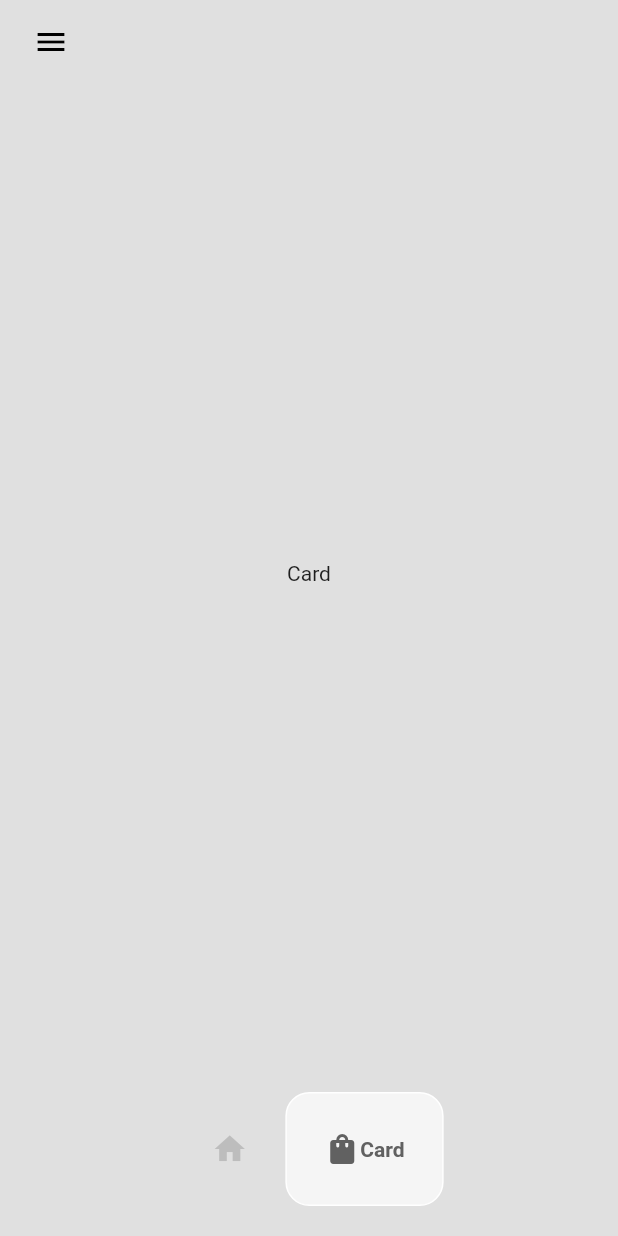
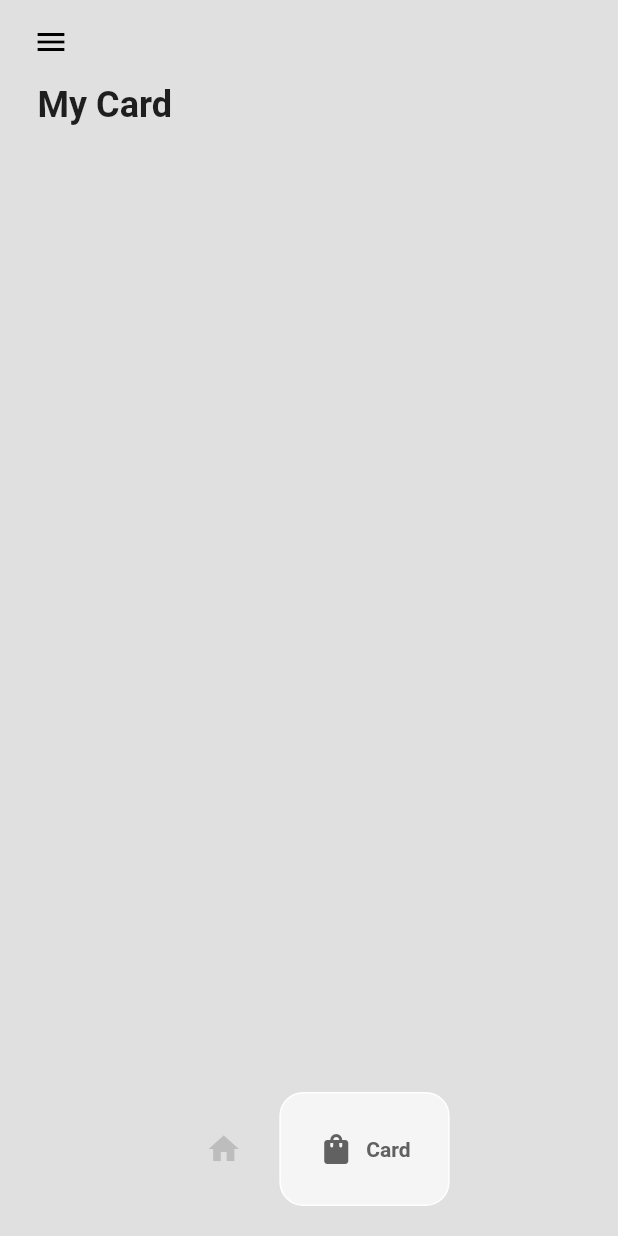
Before and after one commit to GunseliUnsal/Sneaker-Shop-App, a Flutter app: the HomePage screen opened directly, item 2 of the bottom bar chosen, on a phone screen of 412 x 824 dp. Run offline on Flutter 3.47's test engine with Material 2 defaults, Android fonts, the light colour scheme and no system bars; drawn by our look-alikes of google_nav_bar.

Commit message:
added card page

```diff
--- a/lib/components/bottom_nav_bar.dart
+++ b/lib/components/bottom_nav_bar.dart
@@ -2,7 +2,6 @@ import 'package:flutter/material.dart';
 import 'package:google_nav_bar/google_nav_bar.dart';
 
 class MyBottomNavBar extends StatelessWidget {
-
   void Function(int)? onTabChange;
 
   MyBottomNavBar({super.key, required this.onTabChange});
@@ -18,6 +17,7 @@ class MyBottomNavBar extends StatelessWidget {
           tabBackgroundColor: Colors.grey.shade100,
           mainAxisAlignment: MainAxisAlignment.center,
           tabBorderRadius: 16,
+          gap: 8,
           onTabChange: (value) => onTabChange!(value),
           tabs: const [
             GButton(
--- /dev/null
+++ b/lib/models/cart.dart
@@ -0,0 +1,56 @@
+import 'package:flutter/material.dart';
+import 'package:sneaker_shop_app/models/shoe.dart';
+
+class Cart extends ChangeNotifier {
+  //* list of shoes for sale
+  List<Shoe> shoeShop = [
+    Shoe(
+        name: "Air Jordans",
+        price: "220",
+        description:
+            "You\'ve got the hops and the speed-lace up in shoes that enhance what you bring to the court",
+        imagePath: "assets/images/jordan.png"),
+    Shoe(
+        name: "KD Treys",
+        price: "240",
+        description:
+            "A secure midfoot strap is suited for scoring binges and defensive stands, so that you can lock in and keep winning.",
+        imagePath: "assets/images/kdtrey.png"),
+    Shoe(
+        name: "Zoom FREAK",
+        price: "236",
+        description:
+            "The forward-thinking design of his latest signature shoe.",
+        imagePath: "assets/images/zoomfreak.png"),
+    Shoe(
+        name: "Zion 2",
+        price: "120",
+        description:
+            "Channel new levels of speed and power in shoes designed for Zion and built for ballers at any level.",
+        imagePath: "assets/images/zion2.png"),
+  ];
+
+  //* list of items in user card
+  List<Shoe> userCart = [];
+  //* get list of shoes for sale
+  List<Shoe> getShoeList() {
+    return shoeShop;
+  }
+
+  //* get card
+  List<Shoe> getUserCart() {
+    return userCart;
+  }
+
+  //* add items to card
+  void addItemToCart(Shoe shoe) {
+    userCart.add(shoe);
+    notifyListeners();
+  }
+
+  //* remove item from card
+  void removeItemFromCart(Shoe shoe) {
+    userCart.remove(shoe);
+    notifyListeners();
+  }
+}
--- a/lib/pages/card_page.dart
+++ b/lib/pages/card_page.dart
@@ -1,4 +1,9 @@
 import 'package:flutter/material.dart';
+import 'package:provider/provider.dart';
+
+import '../components/cart_item.dart';
+import '../models/cart.dart';
+import '../models/shoe.dart';
 
 class CardPage extends StatefulWidget {
   const CardPage({super.key});
@@ -10,9 +15,34 @@ class CardPage extends StatefulWidget {
 class _CardPageState extends State<CardPage> {
   @override
   Widget build(BuildContext context) {
-    return Center(
-      child: Text("Card"),
+    return Consumer<Cart>(
+      builder: ((context, value, child) => Padding(
+        padding: const EdgeInsets.symmetric(horizontal: 25.0),
+        child: Column(
+          crossAxisAlignment: CrossAxisAlignment.start,
+              children: [
+                const Text(
+                  "My Card",
+                  style: TextStyle(
+                    fontWeight: FontWeight.bold,
+                    fontSize: 24,
+                  ),
+                ),
+                const SizedBox(height: 10),
+
+                Expanded(
+                  child: ListView.builder(
+                    itemCount: value.getUserCart().length,
+                    itemBuilder: (BuildContext context, index) {
+                      Shoe individualShoe = value.getUserCart()[index];
+
+                      return CartItem(shoe: individualShoe);
+                    },
+                  ),
+                )
+              ],
+            ),
+      )),
     );
-    ;
   }
 }
--- a/pubspec.yaml
+++ b/pubspec.yaml
@@ -12,6 +12,7 @@ dependencies:
 
   cupertino_icons: ^1.0.2
   google_nav_bar: ^5.0.6
+  provider: ^6.0.5
 
 dev_dependencies:
   flutter_test:
```
Also changed, not shown: lib/components/cart_item.dart (added, +37 -0 lines), lib/components/shoe_tile.dart (+10 -3 lines), lib/main.dart (+8 -3 lines), lib/pages/shop_page.dart (+23 -11 lines), lib/models/card.dart (deleted), pubspec.lock.
